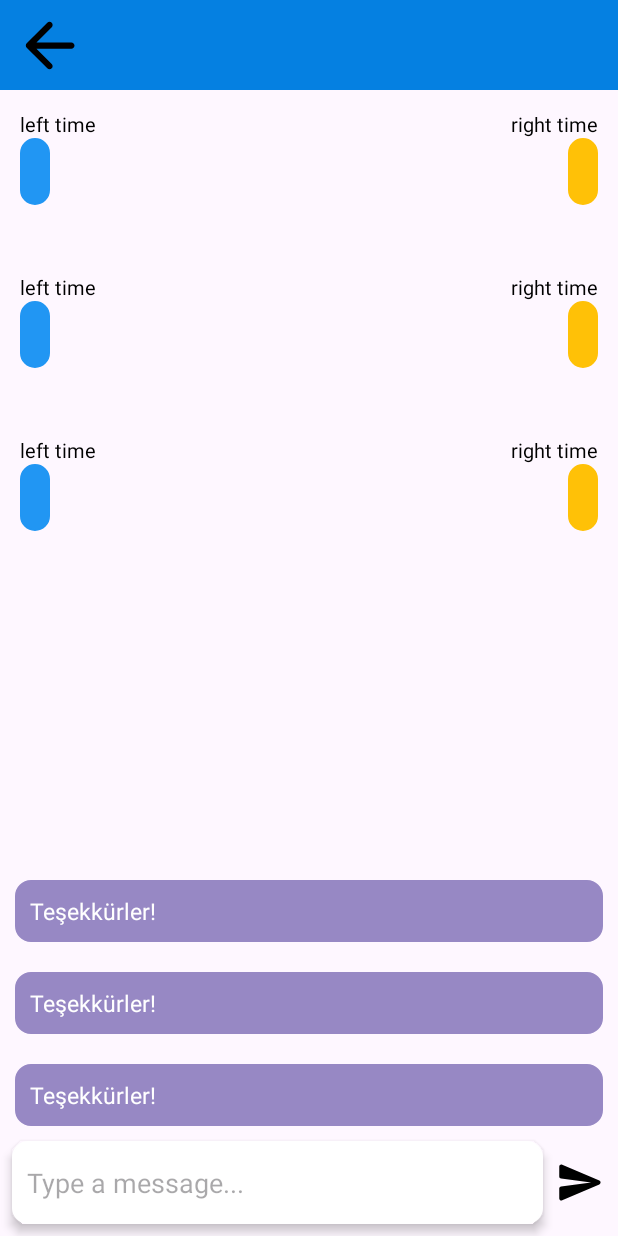
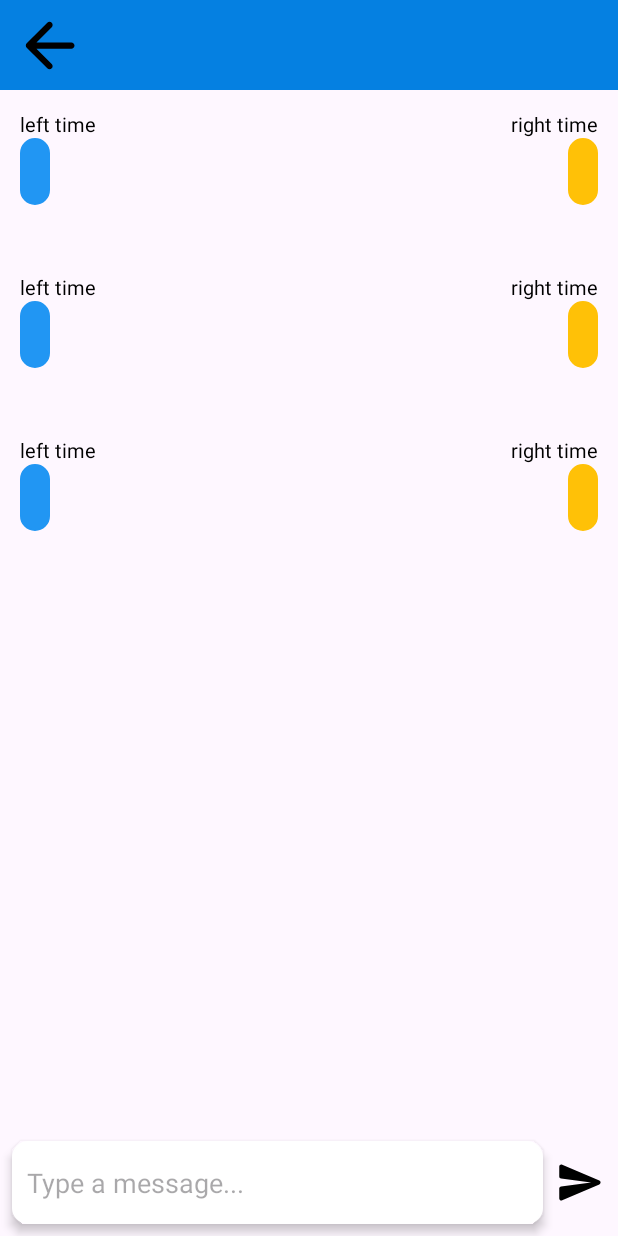
Before and after one commit to sevvaloz/AI-Meddle-Chat, an Android app: the layout fragment_chat_detail.xml on its own in the app's theme, with its tools: preview values and no code run, on a phone screen of 412 x 824 dp. Run offline under Robolectric (Android 15) with nearby library versions, the phone set to English and light mode, and no system bars.

Commit message:
suggestion messages rw visibility is edited

```diff
--- a/app/src/main/java/com/sevvalozdamar/aimeddlechat/ui/chatdetail/ChatDetailFragment.kt
+++ b/app/src/main/java/com/sevvalozdamar/aimeddlechat/ui/chatdetail/ChatDetailFragment.kt
@@ -22,7 +22,9 @@ import com.sevvalozdamar.aimeddlechat.utils.ChatDetailHelper.createPrompt
 import com.sevvalozdamar.aimeddlechat.utils.ChatDetailHelper.jsonToSentiment
 import com.sevvalozdamar.aimeddlechat.utils.ChatDetailHelper.parseResponseToSuggestionMessages
 import com.sevvalozdamar.aimeddlechat.utils.ChatDetailHelper.removeOuterBrackets
+import com.sevvalozdamar.aimeddlechat.utils.gone
 import com.sevvalozdamar.aimeddlechat.utils.viewBinding
+import com.sevvalozdamar.aimeddlechat.utils.visible
 import kotlinx.coroutines.GlobalScope
 import kotlinx.coroutines.delay
 import kotlinx.coroutines.launch
@@ -70,6 +72,7 @@ class ChatDetailFragment : Fragment(R.layout.fragment_chat_detail) {
                 val message: String = etMessageInput.text.toString().trim { it <= ' ' }
                 if (message.isEmpty()) return@OnClickListener
                 sendMessageToUser(message)
+                rvSuggestionMessages.gone()
             })
         }
 
@@ -143,6 +146,7 @@ class ChatDetailFragment : Fragment(R.layout.fragment_chat_detail) {
             //Log.d("BAK2", "ChatGPT Result: ${it.choices[0].message.content}")
             val suggestionMessages = parseResponseToSuggestionMessages(it.choices[0].message.content)
             adapter.submitList(suggestionMessages)
+            binding.rvSuggestionMessages.visible()
         }
     }
 
--- a/app/src/main/res/layout/fragment_chat_detail.xml
+++ b/app/src/main/res/layout/fragment_chat_detail.xml
@@ -95,7 +95,7 @@
         android:layout_width="match_parent"
         android:layout_height="0dp"
         android:orientation="vertical"
-        android:visibility="visible"
+        android:visibility="gone"
         app:layoutManager="androidx.recyclerview.widget.LinearLayoutManager"
         app:layout_constraintBottom_toTopOf="@+id/et_message_input"
         app:layout_constraintEnd_toEndOf="parent"
```
Also changed, not shown: 1 other file.
